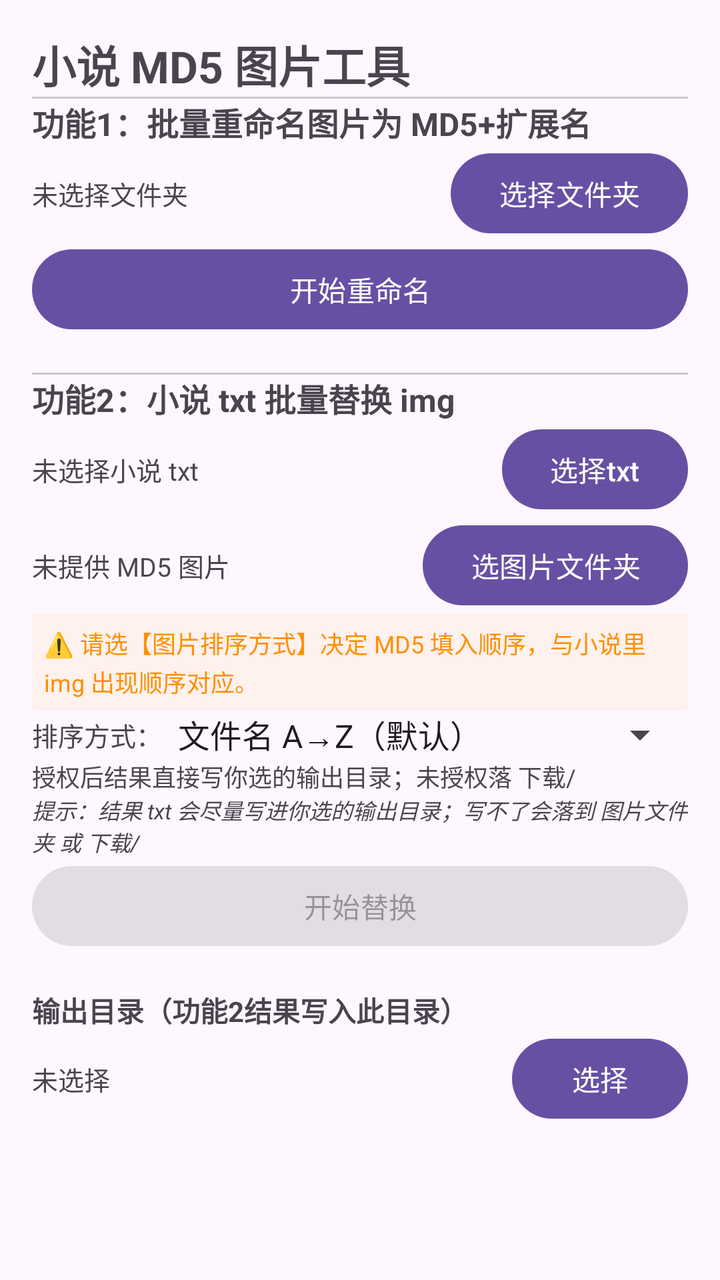
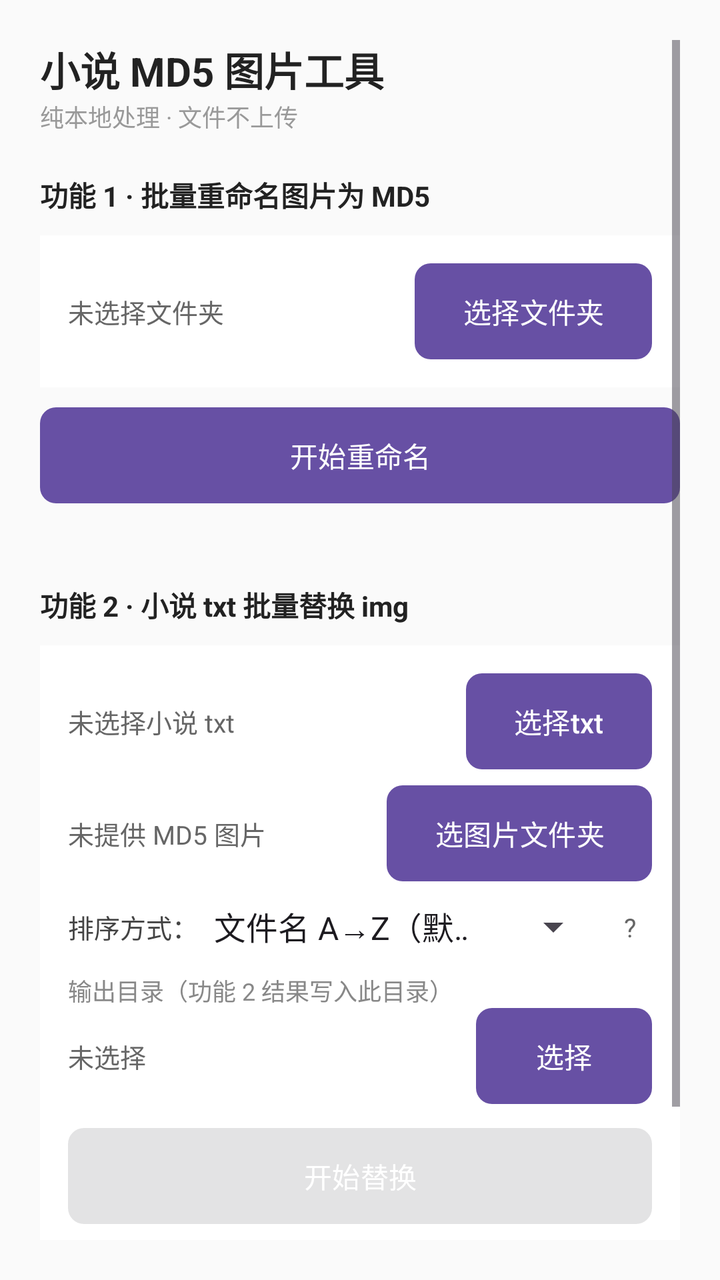

The first picture is an Android layout as it rendered before a commit; the second is the same layout after the commit. The layout source and the unified diff follow.
<!-- AndroidManifest.xml: application theme Theme.Material3.DayNight.NoActionBar -->
<!-- res/layout/activity_main.xml -->
<?xml version="1.0" encoding="utf-8"?>
<ScrollView xmlns:android="http://schemas.android.com/apk/res/android"
    android:layout_width="match_parent"
    android:layout_height="match_parent"
    android:padding="16dp">

    <LinearLayout
        android:layout_width="match_parent"
        android:layout_height="wrap_content"
        android:orientation="vertical">

        
        <TextView
            android:layout_width="match_parent"
            android:layout_height="wrap_content"
            android:text="小说 MD5 图片工具"
            android:textSize="22sp"
            android:textStyle="bold" />

        <View
            android:layout_width="match_parent"
            android:layout_height="1dp"
            android:background="#33000000" />

        
        <TextView
            android:layout_width="match_parent"
            android:layout_height="wrap_content"
            android:text="功能1：批量重命名图片为 MD5+扩展名"
            android:textSize="16sp"
            android:textStyle="bold" />

        <LinearLayout
            android:layout_width="match_parent"
            android:layout_height="wrap_content"
            android:orientation="horizontal">

            <TextView
                android:id="@+id/tvImgDir"
                android:layout_width="0dp"
                android:layout_height="wrap_content"
                android:layout_weight="1"
                android:layout_gravity="center_vertical"
                android:text="未选择文件夹"
                android:textSize="13sp"
                android:maxLines="1"
                android:ellipsize="end" />

            <Button
                android:id="@+id/btnPickImgDir"
                android:layout_width="wrap_content"
                android:layout_height="wrap_content"
                android:text="选择文件夹" />
        </LinearLayout>

        <Button
            android:id="@+id/btnDoRename"
            android:layout_width="match_parent"
            android:layout_height="wrap_content"
            android:text="开始重命名" />

        <ProgressBar
            android:id="@+id/progressRename"
            style="?android:attr/progressBarStyleHorizontal"
            android:layout_width="match_parent"
            android:layout_height="wrap_content"
            android:max="100"
            android:visibility="gone" />

        <TextView
            android:id="@+id/tvRenameResult"
            android:layout_width="match_parent"
            android:layout_height="wrap_content"
            android:text=""
            android:textSize="13sp"
            android:lineSpacingExtra="3dp" />

        <View
            android:layout_width="match_parent"
            android:layout_height="1dp"
            android:background="#33000000" />

        
        <TextView
            android:layout_width="match_parent"
            android:layout_height="wrap_content"
            android:text="功能2：小说 txt 批量替换 img"
            android:textSize="16sp"
            android:textStyle="bold" />

        <LinearLayout
            android:layout_width="match_parent"
            android:layout_height="wrap_content"
            android:orientation="horizontal">

            <TextView
                android:id="@+id/tvNovelFile"
                android:layout_width="0dp"
                android:layout_height="wrap_content"
                android:layout_weight="1"
                android:layout_gravity="center_vertical"
                android:text="未选择小说 txt"
                android:textSize="13sp"
                android:maxLines="1"
                android:ellipsize="end" />

            <Button
                android:id="@+id/btnPickNovel"
                android:layout_width="wrap_content"
                android:layout_height="wrap_content"
                android:text="选择txt" />
        </LinearLayout>

        <LinearLayout
            android:layout_width="match_parent"
            android:layout_height="wrap_content"
            android:orientation="horizontal">

            <TextView
                android:id="@+id/tvMd5Count"
                android:layout_width="0dp"
                android:layout_height="wrap_content"
                android:layout_weight="1"
                android:layout_gravity="center_vertical"
                android:text="未提供 MD5 图片"
                android:textSize="13sp"
                android:maxLines="1"
                android:ellipsize="end" />

            <Button
                android:id="@+id/btnPickMd5Dir"
                android:layout_width="wrap_content"
                android:layout_height="wrap_content"
                android:text="选图片文件夹" />
        </LinearLayout>

        <TextView
            android:id="@+id/tvMd5OrderHint"
            android:layout_width="match_parent"
            android:layout_height="wrap_content"
            android:text="⚠️ 请选【图片排序方式】决定 MD5 填入顺序，与小说里 img 出现顺序对应。"
            android:textSize="12sp"
            android:textColor="#FF8F00"
            android:lineSpacingExtra="2dp"
            android:background="#11FF8F00"
            android:padding="6dp" />

        <LinearLayout
            android:layout_width="match_parent"
            android:layout_height="wrap_content"
            android:orientation="horizontal"
            android:gravity="center_vertical">

            <TextView
                android:layout_width="wrap_content"
                android:layout_height="wrap_content"
                android:text="排序方式："
                android:textSize="13sp" />

            <Spinner
                android:id="@+id/spinnerMd5Order"
                android:layout_width="0dp"
                android:layout_height="wrap_content"
                android:layout_weight="1"
                android:entries="@array/md5_order_entries" />
        </LinearLayout>

        
        <LinearLayout
            android:layout_width="match_parent"
            android:layout_height="wrap_content"
            android:orientation="horizontal"
            android:gravity="center_vertical">

            <TextView
                android:id="@+id/tvOutHint"
                android:layout_width="0dp"
                android:layout_height="wrap_content"
                android:layout_weight="1"
                android:text="授权后结果直接写你选的输出目录；未授权落 下载/"
                android:textSize="12sp" />

        </LinearLayout>

        <TextView
            android:layout_width="match_parent"
            android:layout_height="wrap_content"
            android:text="提示：结果 txt 会尽量写进你选的输出目录；写不了会落到 图片文件夹 或 下载/"
            android:textSize="11sp"
            android:textStyle="italic" />

        <Button
            android:id="@+id/btnDoNovel"
            android:layout_width="match_parent"
            android:layout_height="wrap_content"
            android:text="开始替换"
            android:enabled="false" />

        <TextView
            android:id="@+id/tvNovelResult"
            android:layout_width="match_parent"
            android:layout_height="wrap_content"
            android:text=""
            android:textSize="13sp"
            android:lineSpacingExtra="3dp" />

        
        <TextView
            android:layout_width="match_parent"
            android:layout_height="wrap_content"
            android:text="输出目录（功能2结果写入此目录）"
            android:textSize="14sp"
            android:textStyle="bold" />

        <LinearLayout
            android:layout_width="match_parent"
            android:layout_height="wrap_content"
            android:orientation="horizontal">

            <TextView
                android:id="@+id/tvOutDir"
                android:layout_width="0dp"
                android:layout_height="wrap_content"
                android:layout_weight="1"
                android:layout_gravity="center_vertical"
                android:text="未选择"
                android:textSize="13sp"
                android:maxLines="1"
                android:ellipsize="end" />

            <Button
                android:id="@+id/btnPickOutDir"
                android:layout_width="wrap_content"
                android:layout_height="wrap_content"
                android:text="选择" />
        </LinearLayout>

    </LinearLayout>
</ScrollView>
<!-- resources referenced by this layout -->
<resources>
  <string-array name="md5_order_entries">
          <item>文件名 A→Z（默认）</item>
          <item>文件名 Z→A</item>
          <item>修改时间 旧→新</item>
          <item>修改时间 新→旧</item>
          <item>文件大小 小→大</item>
          <item>文件大小 大→小</item>
      </string-array>
</resources>

<!-- the commit's change to res/layout/activity_main.xml (unified diff, before → after) -->
@@ -2,7 +2,8 @@
 <ScrollView xmlns:android="http://schemas.android.com/apk/res/android"
     android:layout_width="match_parent"
     android:layout_height="match_parent"
-    android:padding="16dp">
+    android:background="#FAFAFA"
+    android:padding="20dp">
 
     <LinearLayout
         android:layout_width="match_parent"
@@ -14,26 +15,35 @@
             android:layout_width="match_parent"
             android:layout_height="wrap_content"
             android:text="小说 MD5 图片工具"
-            android:textSize="22sp"
-            android:textStyle="bold" />
-
-        <View
-            android:layout_width="match_parent"
-            android:layout_height="1dp"
-            android:background="#33000000" />
-
-        
-        <TextView
-            android:layout_width="match_parent"
-            android:layout_height="wrap_content"
-            android:text="功能1：批量重命名图片为 MD5+扩展名"
-            android:textSize="16sp"
-            android:textStyle="bold" />
+            android:textSize="20sp"
+            android:textStyle="bold"
+            android:textColor="#222222" />
+
+        <TextView
+            android:layout_width="match_parent"
+            android:layout_height="wrap_content"
+            android:text="纯本地处理 · 文件不上传"
+            android:textSize="12sp"
+            android:textColor="#999999"
+            android:layout_marginBottom="20dp" />
+
+        
+        <TextView
+            android:layout_width="match_parent"
+            android:layout_height="wrap_content"
+            android:text="功能 1 · 批量重命名图片为 MD5"
+            android:textSize="14sp"
+            android:textStyle="bold"
+            android:textColor="#222222"
+            android:layout_marginBottom="10dp" />
 
         <LinearLayout
             android:layout_width="match_parent"
             android:layout_height="wrap_content"
-            android:orientation="horizontal">
+            android:orientation="horizontal"
+            android:background="#FFFFFF"
+            android:padding="14dp"
+            android:layout_marginBottom="10dp">
 
             <TextView
                 android:id="@+id/tvImgDir"
@@ -43,6 +53,7 @@
                 android:layout_gravity="center_vertical"
                 android:text="未选择文件夹"
                 android:textSize="13sp"
+                android:textColor="#666666"
                 android:maxLines="1"
                 android:ellipsize="end" />
 
@@ -50,14 +61,19 @@
                 android:id="@+id/btnPickImgDir"
                 android:layout_width="wrap_content"
                 android:layout_height="wrap_content"
-                android:text="选择文件夹" />
+                android:text="选择文件夹"
+                android:textColor="#FFFFFF"
+                android:background="@drawable/btn_solid" />
         </LinearLayout>
 
         <Button
             android:id="@+id/btnDoRename"
             android:layout_width="match_parent"
             android:layout_height="wrap_content"
-            android:text="开始重命名" />
+            android:text="开始重命名"
+            android:textColor="#FFFFFF"
+            android:background="@drawable/btn_solid"
+            android:layout_marginBottom="8dp" />
 
         <ProgressBar
             android:id="@+id/progressRename"
@@ -72,167 +88,201 @@
             android:layout_width="match_parent"
             android:layout_height="wrap_content"
             android:text=""
-            android:textSize="13sp"
+            android:textSize="12sp"
+            android:textColor="#666666"
             android:lineSpacingExtra="3dp" />
 
         <View
             android:layout_width="match_parent"
-            android:layout_height="1dp"
-            android:background="#33000000" />
-
-        
-        <TextView
-            android:layout_width="match_parent"
-            android:layout_height="wrap_content"
-            android:text="功能2：小说 txt 批量替换 img"
-            android:textSize="16sp"
-            android:textStyle="bold" />
+            android:layout_height="16dp" />
+
+        
+        <TextView
+            android:layout_width="match_parent"
+            android:layout_height="wrap_content"
+            android:text="功能 2 · 小说 txt 批量替换 img"
+            android:textSize="14sp"
+            android:textStyle="bold"
+            android:textColor="#222222"
+            android:layout_marginBottom="10dp" />
 
         <LinearLayout
             android:layout_width="match_parent"
             android:layout_height="wrap_content"
-            android:orientation="horizontal">
-
-            <TextView
-                android:id="@+id/tvNovelFile"
+            android:orientation="vertical"
+            android:background="#FFFFFF"
+            android:padding="14dp"
+            android:layout_marginBottom="10dp">
+
+            <LinearLayout
+                android:layout_width="match_parent"
+                android:layout_height="wrap_content"
+                android:orientation="horizontal">
+                <TextView
+                    android:id="@+id/tvNovelFile"
+                    android:layout_width="0dp"
+                    android:layout_height="wrap_content"
+                    android:layout_weight="1"
+                    android:layout_gravity="center_vertical"
+                    android:text="未选择小说 txt"
+                    android:textSize="13sp"
+                    android:textColor="#666666"
+                    android:maxLines="1"
+                    android:ellipsize="end" />
+                <Button
+                    android:id="@+id/btnPickNovel"
+                    android:layout_width="wrap_content"
+                    android:layout_height="wrap_content"
+                    android:text="选择txt"
+                    android:textColor="#FFFFFF"
+                    android:background="@drawable/btn_solid" />
+            </LinearLayout>
+
+            <LinearLayout
+                android:layout_width="match_parent"
+                android:layout_height="wrap_content"
+                android:orientation="horizontal"
+                android:layout_marginTop="8dp">
+                <TextView
+                    android:id="@+id/tvMd5Count"
+                    android:layout_width="0dp"
+                    android:layout_height="wrap_content"
+                    android:layout_weight="1"
+                    android:layout_gravity="center_vertical"
+                    android:text="未提供 MD5 图片"
+                    android:textSize="13sp"
+                    android:textColor="#666666"
+                    android:maxLines="1"
+                    android:ellipsize="end" />
+                <Button
+                    android:id="@+id/btnPickMd5Dir"
+                    android:layout_width="wrap_content"
+                    android:layout_height="wrap_content"
+                    android:text="选图片文件夹"
+                    android:textColor="#FFFFFF"
+                    android:background="@drawable/btn_solid" />
+            </LinearLayout>
+
+            
+            <LinearLayout
+                android:layout_width="match_parent"
+                android:layout_height="wrap_content"
+                android:orientation="horizontal"
+                android:gravity="center_vertical"
+                android:layout_marginTop="10dp">
+
+                <TextView
+                    android:layout_width="wrap_content"
+                    android:layout_height="wrap_content"
+                    android:text="排序方式："
+                    android:textSize="13sp"
+                    android:textColor="#444444" />
+
+                <Spinner
+                    android:id="@+id/spinnerMd5Order"
+                    android:layout_width="0dp"
+                    android:layout_height="wrap_content"
+                    android:layout_weight="1"
+                    android:entries="@array/md5_order_entries" />
+
+                <TextView
+                    android:id="@+id/btnOrderHelp"
+                    android:layout_width="wrap_content"
+                    android:layout_height="wrap_content"
+                    android:text=" ?"
+                    android:textSize="13sp"
+                    android:textColor="#666666"
+                    android:clickable="true"
+                    android:focusable="true"
+                    android:paddingHorizontal="8dp"
+                    android:paddingVertical="4dp"
+                    android:background="?android:attr/selectableItemBackground" />
+            </LinearLayout>
+
+            <TextView
+                android:layout_width="match_parent"
+                android:layout_height="wrap_content"
+                android:text="输出目录（功能 2 结果写入此目录）"
+                android:textSize="12sp"
+                android:textColor="#888888"
+                android:layout_marginTop="10dp" />
+
+            <LinearLayout
+                android:layout_width="match_parent"
+                android:layout_height="wrap_content"
+                android:orientation="horizontal">
+                <TextView
+                    android:id="@+id/tvOutDir"
+                    android:layout_width="0dp"
+                    android:layout_height="wrap_content"
+                    android:layout_weight="1"
+                    android:layout_gravity="center_vertical"
+                    android:text="未选择"
+                    android:textSize="13sp"
+                    android:textColor="#666666"
+                    android:maxLines="1"
+                    android:ellipsize="end" />
+                <Button
+                    android:id="@+id/btnPickOutDir"
+                    android:layout_width="wrap_content"
+                    android:layout_height="wrap_content"
+                    android:text="选择"
+                    android:textColor="#FFFFFF"
+                    android:background="@drawable/btn_solid" />
+            </LinearLayout>
+
+            <Button
+                android:id="@+id/btnDoNovel"
+                android:layout_width="match_parent"
+                android:layout_height="wrap_content"
+                android:text="开始替换"
+                android:textColor="#FFFFFF"
+                android:background="@drawable/btn_solid"
+                android:enabled="false"
+                android:layout_marginTop="12dp" />
+
+            <TextView
+                android:id="@+id/tvNovelResult"
+                android:layout_width="match_parent"
+                android:layout_height="wrap_content"
+                android:text=""
+                android:textSize="12sp"
+                android:textColor="#666666"
+                android:lineSpacingExtra="3dp"
+                android:layout_marginTop="6dp" />
+        </LinearLayout>
+
+        <View
+            android:layout_width="match_parent"
+            android:layout_height="16dp" />
+
+        
+        <LinearLayout
+            android:id="@+id/blockShizuku"
+            android:layout_width="match_parent"
+            android:layout_height="wrap_content"
+            android:orientation="horizontal"
+            android:gravity="center_vertical"
+            android:background="#FFFFFF"
+            android:padding="14dp">
+
+            <TextView
+                android:id="@+id/tvShizukuStatus"
                 android:layout_width="0dp"
                 android:layout_height="wrap_content"
                 android:layout_weight="1"
-                android:layout_gravity="center_vertical"
-                android:text="未选择小说 txt"
-                android:textSize="13sp"
-                android:maxLines="1"
-                android:ellipsize="end" />
+                android:text="Shizuku 未授权"
+                android:textSize="12sp"
+                android:textColor="#8A8A8A" />
 
             <Button
-                android:id="@+id/btnPickNovel"
+                android:id="@+id/btnShizukuAuth"
                 android:layout_width="wrap_content"
                 android:layout_height="wrap_content"
-                android:text="选择txt" />
-        </LinearLayout>
-
-        <LinearLayout
-            android:layout_width="match_parent"
-            android:layout_height="wrap_content"
-            android:orientation="horizontal">
-
-            <TextView
-                android:id="@+id/tvMd5Count"
-                android:layout_width="0dp"
-                android:layout_height="wrap_content"
-                android:layout_weight="1"
-                android:layout_gravity="center_vertical"
-                android:text="未提供 MD5 图片"
-                android:textSize="13sp"
-                android:maxLines="1"
-                android:ellipsize="end" />
-
-            <Button
-                android:id="@+id/btnPickMd5Dir"
-                android:layout_width="wrap_content"
-                android:layout_height="wrap_content"
-                android:text="选图片文件夹" />
-        </LinearLayout>
-
-        <TextView
-            android:id="@+id/tvMd5OrderHint"
-            android:layout_width="match_parent"
-            android:layout_height="wrap_content"
-            android:text="⚠️ 请选【图片排序方式】决定 MD5 填入顺序，与小说里 img 出现顺序对应。"
-            android:textSize="12sp"
-            android:textColor="#FF8F00"
-            android:lineSpacingExtra="2dp"
-            android:background="#11FF8F00"
-            android:padding="6dp" />
-
-        <LinearLayout
-            android:layout_width="match_parent"
-            android:layout_height="wrap_content"
-            android:orientation="horizontal"
-            android:gravity="center_vertical">
-
-            <TextView
-                android:layout_width="wrap_content"
-                android:layout_height="wrap_content"
-                android:text="排序方式："
-                android:textSize="13sp" />
-
-            <Spinner
-                android:id="@+id/spinnerMd5Order"
-                android:layout_width="0dp"
-                android:layout_height="wrap_content"
-                android:layout_weight="1"
-                android:entries="@array/md5_order_entries" />
-        </LinearLayout>
-
-        
-        <LinearLayout
-            android:layout_width="match_parent"
-            android:layout_height="wrap_content"
-            android:orientation="horizontal"
-            android:gravity="center_vertical">
-
-            <TextView
-                android:id="@+id/tvOutHint"
-                android:layout_width="0dp"
-                android:layout_height="wrap_content"
-                android:layout_weight="1"
-                android:text="授权后结果直接写你选的输出目录；未授权落 下载/"
-                android:textSize="12sp" />
-
-        </LinearLayout>
-
-        <TextView
-            android:layout_width="match_parent"
-            android:layout_height="wrap_content"
-            android:text="提示：结果 txt 会尽量写进你选的输出目录；写不了会落到 图片文件夹 或 下载/"
-            android:textSize="11sp"
-            android:textStyle="italic" />
-
-        <Button
-            android:id="@+id/btnDoNovel"
-            android:layout_width="match_parent"
-            android:layout_height="wrap_content"
-            android:text="开始替换"
-            android:enabled="false" />
-
-        <TextView
-            android:id="@+id/tvNovelResult"
-            android:layout_width="match_parent"
-            android:layout_height="wrap_content"
-            android:text=""
-            android:textSize="13sp"
-            android:lineSpacingExtra="3dp" />
-
-        
-        <TextView
-            android:layout_width="match_parent"
-            android:layout_height="wrap_content"
-            android:text="输出目录（功能2结果写入此目录）"
-            android:textSize="14sp"
-            android:textStyle="bold" />
-
-        <LinearLayout
-            android:layout_width="match_parent"
-            android:layout_height="wrap_content"
-            android:orientation="horizontal">
-
-            <TextView
-                android:id="@+id/tvOutDir"
-                android:layout_width="0dp"
-                android:layout_height="wrap_content"
-                android:layout_weight="1"
-                android:layout_gravity="center_vertical"
-                android:text="未选择"
-                android:textSize="13sp"
-                android:maxLines="1"
-                android:ellipsize="end" />
-
-            <Button
-                android:id="@+id/btnPickOutDir"
-                android:layout_width="wrap_content"
-                android:layout_height="wrap_content"
-                android:text="选择" />
+                android:text="去授权"
+                android:textColor="#FFFFFF"
+                android:background="@drawable/btn_solid"
+                android:visibility="gone" />
         </LinearLayout>
 
     </LinearLayout>
<!-- resource entries referenced after the edit -->
@@ -8,5 +8,11 @@
           <item>文件大小 小→大</item>
           <item>文件大小 大→小</item>
       </string-array>
+  <!-- drawable btn_solid (drawable) -->
+  <?xml version="1.0" encoding="utf-8"?>
+  <shape xmlns:android="http://schemas.android.com/apk/res/android" android:shape="rectangle">
+      <solid android:color="#4F46E5" />
+      <corners android:radius="8dp" />
+  </shape>
 </resources>
 
